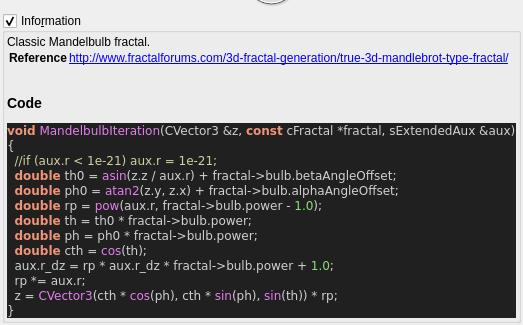
Qt form mandelbulber2/qt_data/fractal_mandelbulb.ui (buddhi1980/mandelbulber2) before a commit; both pictures show x 0 to 523 and y 147 to 472 of the 523 by 472 pixel window.
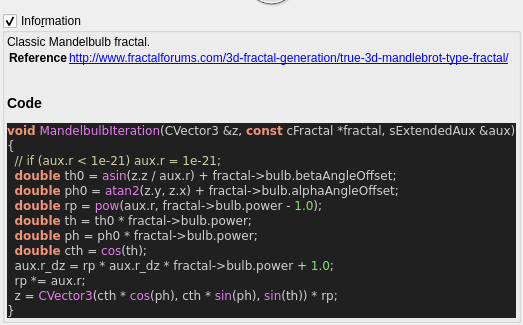
The same form after that commit. Custom widgets are drawn as their Qt base class.

What changed in the file:
```diff
--- a/mandelbulber2/qt_data/fractal_mandelbulb.ui
+++ b/mandelbulber2/qt_data/fractal_mandelbulb.ui
@@ -224,7 +224,7 @@
 &lt;body style=&quot;background-color:#202020&quot;&gt;
 &lt;pre style=&quot;color:#d0d0d0; background-color:#202020;  font-family:'Courier New',monospace;&quot;&gt;&lt;span style=&quot;color:#f09479; font-weight:bold&quot;&gt;void&lt;/span&gt; &lt;span style=&quot;color:#e47eed&quot;&gt;MandelbulbIteration&lt;/span&gt;&lt;span style=&quot;color:#d0d0d0&quot;&gt;(&lt;/span&gt;CVector3 &lt;span style=&quot;color:#d0d0d0&quot;&gt;&amp;amp;&lt;/span&gt;z&lt;span style=&quot;color:#d0d0d0&quot;&gt;,&lt;/span&gt; &lt;span style=&quot;color:#f09479; font-weight:bold&quot;&gt;const&lt;/span&gt; cFractal &lt;span style=&quot;color:#d0d0d0&quot;&gt;*&lt;/span&gt;fractal&lt;span style=&quot;color:#d0d0d0&quot;&gt;,&lt;/span&gt; sExtendedAux &lt;span style=&quot;color:#d0d0d0&quot;&gt;&amp;amp;&lt;/span&gt;aux&lt;span style=&quot;color:#d0d0d0&quot;&gt;)&lt;/span&gt;
 &lt;span style=&quot;color:#d0d0d0&quot;&gt;{&lt;/span&gt;
-  &lt;span style=&quot;color:#d0d0a0&quot;&gt;//if (aux.r &amp;lt; 1e-21) aux.r = 1e-21;&lt;/span&gt;
+  &lt;span style=&quot;color:#d0d0a0&quot;&gt;// if (aux.r &amp;lt; 1e-21) aux.r = 1e-21;&lt;/span&gt;
   &lt;span style=&quot;color:#f09479; font-weight:bold&quot;&gt;double&lt;/span&gt; th0 &lt;span style=&quot;color:#d0d0d0&quot;&gt;=&lt;/span&gt; &lt;span style=&quot;color:#e47eed&quot;&gt;asin&lt;/span&gt;&lt;span style=&quot;color:#d0d0d0&quot;&gt;(&lt;/span&gt;z&lt;span style=&quot;color:#d0d0d0&quot;&gt;.&lt;/span&gt;z &lt;span style=&quot;color:#d0d0d0&quot;&gt;/&lt;/span&gt; aux&lt;span style=&quot;color:#d0d0d0&quot;&gt;.&lt;/span&gt;r&lt;span style=&quot;color:#d0d0d0&quot;&gt;) +&lt;/span&gt; fractal&lt;span style=&quot;color:#d0d0d0&quot;&gt;-&amp;gt;&lt;/span&gt;bulb&lt;span style=&quot;color:#d0d0d0&quot;&gt;.&lt;/span&gt;betaAngleOffset&lt;span style=&quot;color:#d0d0d0&quot;&gt;;&lt;/span&gt;
   &lt;span style=&quot;color:#f09479; font-weight:bold&quot;&gt;double&lt;/span&gt; ph0 &lt;span style=&quot;color:#d0d0d0&quot;&gt;=&lt;/span&gt; &lt;span style=&quot;color:#e47eed&quot;&gt;atan2&lt;/span&gt;&lt;span style=&quot;color:#d0d0d0&quot;&gt;(&lt;/span&gt;z&lt;span style=&quot;color:#d0d0d0&quot;&gt;.&lt;/span&gt;y&lt;span style=&quot;color:#d0d0d0&quot;&gt;,&lt;/span&gt; z&lt;span style=&quot;color:#d0d0d0&quot;&gt;.&lt;/span&gt;x&lt;span style=&quot;color:#d0d0d0&quot;&gt;) +&lt;/span&gt; fractal&lt;span style=&quot;color:#d0d0d0&quot;&gt;-&amp;gt;&lt;/span&gt;bulb&lt;span style=&quot;color:#d0d0d0&quot;&gt;.&lt;/span&gt;alphaAngleOffset&lt;span style=&quot;color:#d0d0d0&quot;&gt;;&lt;/span&gt;
   &lt;span style=&quot;color:#f09479; font-weight:bold&quot;&gt;double&lt;/span&gt; rp &lt;span style=&quot;color:#d0d0d0&quot;&gt;=&lt;/span&gt; &lt;span style=&quot;color:#e47eed&quot;&gt;pow&lt;/span&gt;&lt;span style=&quot;color:#d0d0d0&quot;&gt;(&lt;/span&gt;aux&lt;span style=&quot;color:#d0d0d0&quot;&gt;.&lt;/span&gt;r&lt;span style=&quot;color:#d0d0d0&quot;&gt;,&lt;/span&gt; fractal&lt;span style=&quot;color:#d0d0d0&quot;&gt;-&amp;gt;&lt;/span&gt;bulb&lt;span style=&quot;color:#d0d0d0&quot;&gt;.&lt;/span&gt;power &lt;span style=&quot;color:#d0d0d0&quot;&gt;-&lt;/span&gt; &lt;span style=&quot;color:#87df71&quot;&gt;1.0&lt;/span&gt;&lt;span style=&quot;color:#d0d0d0&quot;&gt;);&lt;/span&gt;
```
